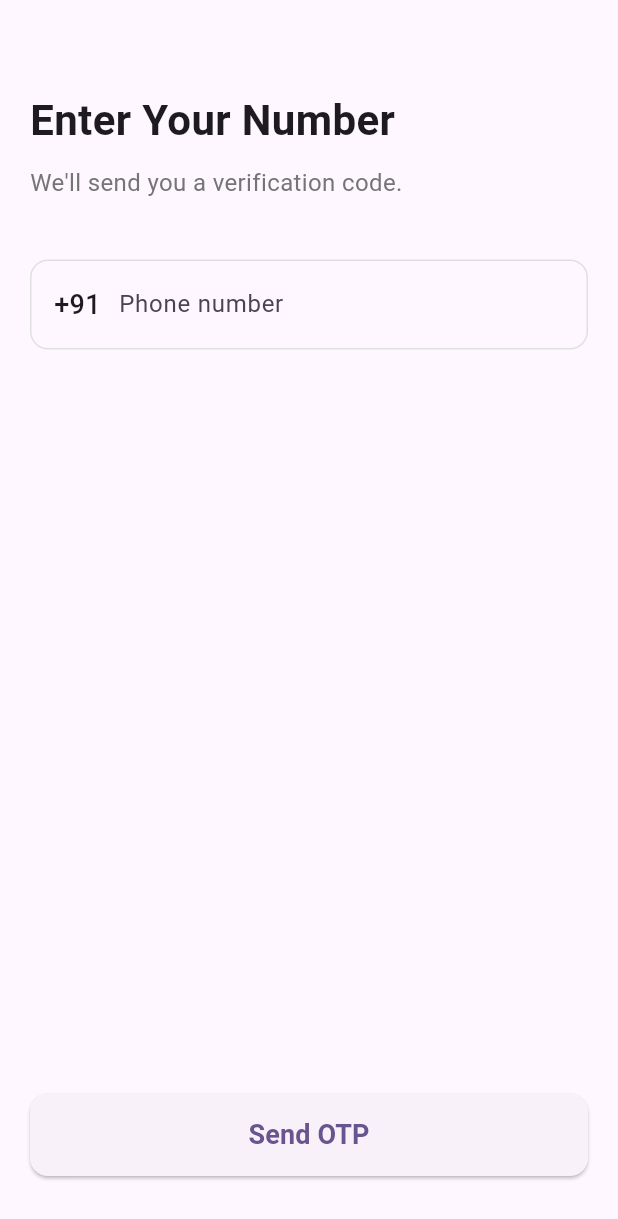
After one commit to Avinash1705/blinkit, a Flutter app: the screen it shows after launch, on a phone screen of 412 x 824 dp. The commit adds this screen. Shown: the top 1219 px of the screen. Run offline on Flutter 3.47's test engine with Material 3 defaults, Android fonts, the phone set to English and light mode, and no system bars; our stand-ins replace carousel_slider, firebase_auth, firebase_core, firebase_messaging, flutter_image_compress, flutter_local_notifications and 7 more; missing offline and left inert: dart:js, flutter_sliding_toast, material_charts, razorpay_flutter, sendotp_flutter_sdk; accounts and stored records are empty; generated files the repository leaves out were written again; statements that could not run were skipped.

Commit message:
otp working

```diff
--- a/lib/domain/ApiConstants.dart
+++ b/lib/domain/ApiConstants.dart
@@ -35,6 +35,11 @@ class ApiConstants {
   static  String otpVerify = "$ssl://$ip/fluxKart/apis/verifyOtp.php";
   static  String otpSend = "$ssl://$ip/fluxKart/apis/sendOtp.php";
 
+  // Message 91 send api
+  static String sendOtpMsg91 = "$ssl://$ip/fluxKart/apis/msg91/send-otp.php";
+  static String verifyOtpMsg91 = "$ssl://$ip/fluxKart/apis/msg91/verify-otp.php";
+
+
 
   //Order table Format name
   static  String orderTableFormat(String tableName){
--- a/lib/main.dart
+++ b/lib/main.dart
@@ -13,7 +13,9 @@ import 'package:swiggy/pay/UpiPaymentScreen.dart';
 
 // import 'package:swiggy/services/notificationService.dart';
 import 'package:swiggy/services/notify.dart';
+import 'package:swiggy/testMyCode/OtpFrontendMsg91.dart';
 import 'package:swiggy/testMyCode/PhoneAuthFlow.dart';
+import 'package:swiggy/testMyCode/OtpMsg91.dart';
 import 'package:swiggy/ui/bottomNav/bottomNavScreen.dart';
 import 'package:swiggy/ui/customerProfile/LoginCustomerProfileScreen.dart';
 import 'package:swiggy/ui/login/loginScreen.dart';
@@ -117,12 +119,13 @@ class MyApp extends StatelessWidget {
                 final loggedIn = loginSnapshot.data ?? false;
 
                 // Show the correct screen based on login status
-                // return PhoneNumberPage();
+                return PhoneMsg91UI();
+                // return OtpMsg91();
                 return const SplashScreen();
                 // return RegistrationCustomerProfilePage();
-                // return const PhoneAuthFlow();
+                // return const PhoneAuthFlow();    // no
                 // return  OtpScreen();
-                return RazorpayPaymentScreen();
+                // return RazorpayPaymentScreen();
                 // return loggedIn
                 //     ? BottomNavScreen(index: 0)
                 //     : SplashScreen(); // or SplashScreen
--- /dev/null
+++ b/lib/testMyCode/OtpFrontendMsg91.dart
@@ -0,0 +1,150 @@
+import 'package:flutter/material.dart';
+import 'package:get/get.dart';
+import 'package:sendotp_flutter_sdk/sendotp_flutter_sdk.dart';
+import 'VerifyMsg91UI.dart';
+
+
+class PhoneMsg91UI extends StatefulWidget {
+  const PhoneMsg91UI({super.key});
+
+  @override
+  State<PhoneMsg91UI> createState() => _PhoneMsg91UIState();
+}
+
+class _PhoneMsg91UIState extends State<PhoneMsg91UI> {
+  final TextEditingController phoneController = TextEditingController();
+  bool loading = false;
+
+  // ❌ Frontend keys (NOT SAFE – demo/testing only)
+  final String widgetId = "356c6f684232393832373134";
+  final String authToken = "483075T08G8N0liut0693fe2bfP1";
+  String? reqId;
+
+  @override
+  void initState() {
+    super.initState();
+    OTPWidget.initializeWidget(widgetId, authToken);
+  }
+
+  Future<void> sendOtp() async {
+    final phone = phoneController.text.trim();
+
+    if (!RegExp(r'^[6-9]\d{9}$').hasMatch(phone)) {
+      ScaffoldMessenger.of(context).showSnackBar(
+        const SnackBar(content: Text("Enter valid 10-digit phone number")),
+      );
+      return;
+    }
+
+    setState(() => loading = true);
+
+    try {
+      final response = await OTPWidget.sendOTP({
+        "identifier": "91$phone",
+      });
+
+      debugPrint("OTP SEND RESPONSE → $response");
+
+      setState(() => loading = false);
+      // ✅ IMPORTANT
+      reqId = response?['message'];
+      // ✅ Redirect to verification screen
+      Get.to(() => VerifyMsg91UI(phoneNumber: phone,reqId: reqId!,));
+    } catch (e) {
+      setState(() => loading = false);
+      ScaffoldMessenger.of(context).showSnackBar(
+        const SnackBar(content: Text("OTP sending failed")),
+      );
+    }
+  }
+
+  @override
+  Widget build(BuildContext context) {
+    return Scaffold(
+      body: SafeArea(
+        child: Padding(
+          padding: const EdgeInsets.all(20),
+          child: Column(
+            crossAxisAlignment: CrossAxisAlignment.start,
+            children: [
+              const SizedBox(height: 40),
+
+              const Text(
+                "Enter Your Number",
+                style: TextStyle(fontSize: 28, fontWeight: FontWeight.bold),
+              ),
+
+              const SizedBox(height: 10),
+
+              Text(
+                "We'll send you a verification code.",
+                style: TextStyle(fontSize: 16, color: Colors.grey.shade600),
+              ),
+
+              const SizedBox(height: 40),
+
+              Container(
+                padding:
+                const EdgeInsets.symmetric(horizontal: 15, vertical: 5),
+                decoration: BoxDecoration(
+                  borderRadius: BorderRadius.circular(12),
+                  border: Border.all(color: Colors.grey.shade300),
+                ),
+                child: Row(
+                  children: [
+                    const Text(
+                      "+91",
+                      style:
+                      TextStyle(fontSize: 18, fontWeight: FontWeight.w500),
+                    ),
+                    const SizedBox(width: 12),
+                    Expanded(
+                      child: TextField(
+                        controller: phoneController,
+                        keyboardType: TextInputType.phone,
+                        maxLength: 10,
+                        decoration: const InputDecoration(
+                          counterText: "",
+                          hintText: "Phone number",
+                          border: InputBorder.none,
+                        ),
+                      ),
+                    ),
+                  ],
+                ),
+              ),
+
+              const Spacer(),
+
+              ElevatedButton(
+                onPressed: loading ? null : sendOtp,
+                style: ElevatedButton.styleFrom(
+                  minimumSize: const Size(double.infinity, 55),
+                  shape: RoundedRectangleBorder(
+                    borderRadius: BorderRadius.circular(12),
+                  ),
+                ),
+                child: loading
+                    ? const SizedBox(
+                  height: 25,
+                  width: 25,
+                  child: CircularProgressIndicator(
+                    strokeWidth: 2,
+                    color: Colors.white,
+                  ),
+                )
+                    : const Text(
+                  "Send OTP",
+                  style: TextStyle(
+                      fontSize: 18, fontWeight: FontWeight.bold),
+                ),
+              ),
+
+              const SizedBox(height: 20),
+            ],
+          ),
+        ),
+      ),
+    );
+  }
+}
--- a/lib/ui/bottomNav/bottomNavScreen.dart
+++ b/lib/ui/bottomNav/bottomNavScreen.dart
@@ -10,11 +10,12 @@ import 'package:swiggy/ui/widgets/uihelper.dart';
 
 import '../../controllers/loginCustomerController.dart';
 import '../../domain/appConsatant.dart';
+import '../../testMyCode/OtpMsg91.dart';
 import '../cart/cartScreen.dart';
 import '../category/category.dart';
 import '../home/homeScreen.dart';
 import '../login/loginScreenStatic.dart';
-import '../login/roleBasedLogin/OTPVerificationPage.dart';
+import '../login/roleBasedLogin/verifyOtpMsg91.dart';
 import '../login/roleBasedLogin/PhoneNumberPage.dart';
 import '../print/printScreen.dart';
 
@@ -128,7 +129,7 @@ class _BottomNavScreenState extends State<BottomNavScreen> {
               //     title: Text("Sign in as Vendor"),
               //   ),
               // ),
-              InkWell( onTap: () => Get.off(PhoneNumberPage()),
+              InkWell( onTap: () => Get.off(OtpMsg91()),
                 child: const ListTile(
                   leading: Icon(Icons.login),
                   title: Text("Login in as"),
--- a/lib/ui/widgets/bottomCheckout.dart
+++ b/lib/ui/widgets/bottomCheckout.dart
@@ -13,6 +13,7 @@ import '../../controllers/addressController.dart';
 import '../../controllers/cartController.dart';
 import '../../controllers/checkoutController.dart';
 import '../../dependency/dependency.dart';
+import '../../testMyCode/OtpMsg91.dart';
 
 class CheckoutScreen extends StatefulWidget {
   @override
@@ -143,8 +144,6 @@ class _CheckoutScreenState extends State<CheckoutScreen> {
                                                   fontSize: 16,
                                                   fontWeight: FontWeight.bold),
                                             ),
-                                            //
-
                                             // Radio buttons
                                             RadioListTile<String>(
                                               title:
@@ -183,6 +182,7 @@ class _CheckoutScreenState extends State<CheckoutScreen> {
                                             if(_selectedPayment == "online"){
                                               // Navigate to Razorpay payment screen
                                               Get.off(RazorpayPaymentScreen());
+                                              // Get.off(CashfreePaymentPage());
                                             } else {
                                               // Handle Cash on Delivery order placement
                                               Get.off(OrderPlacedScreen());
@@ -211,7 +211,7 @@ class _CheckoutScreenState extends State<CheckoutScreen> {
                         )
                       : ElevatedButton(
                           onPressed: () =>
-                              Get.off(PhoneNumberPage()),
+                              Get.off(OtpMsg91()),
                           child: Text("Login to buy")),
             ],
           ),
--- a/pubspec.yaml
+++ b/pubspec.yaml
@@ -60,8 +60,11 @@ dependencies:
   razorpay_flutter: ^1.3.7
   carousel_slider: ^5.0.0
 #  upi_india: ^3.0.1
-  pay: ^3.2.1
+#  pay: ^3.2.1
+#  cashfree_pg: ^2.0.6
   pin_code_fields: ^8.0.1
+  sendotp_flutter_sdk: ^0.0.2
+
 dev_dependencies:
   flutter_test:
     sdk: flutter
```
Also changed, not shown: lib/pay/RazorpayPaymentScreen.dart (+7 -2 lines), lib/pay/UpiPaymentScreen.dart (+121 -121 lines), lib/testMyCode/VerifyMsg91UI.dart (added, +180 -0 lines), lib/ui/print/printScreen.dart (+1 -15 lines), lib/testMyCode/firebaseOtp.dart (added), pubspec.lock, 1 other file.
